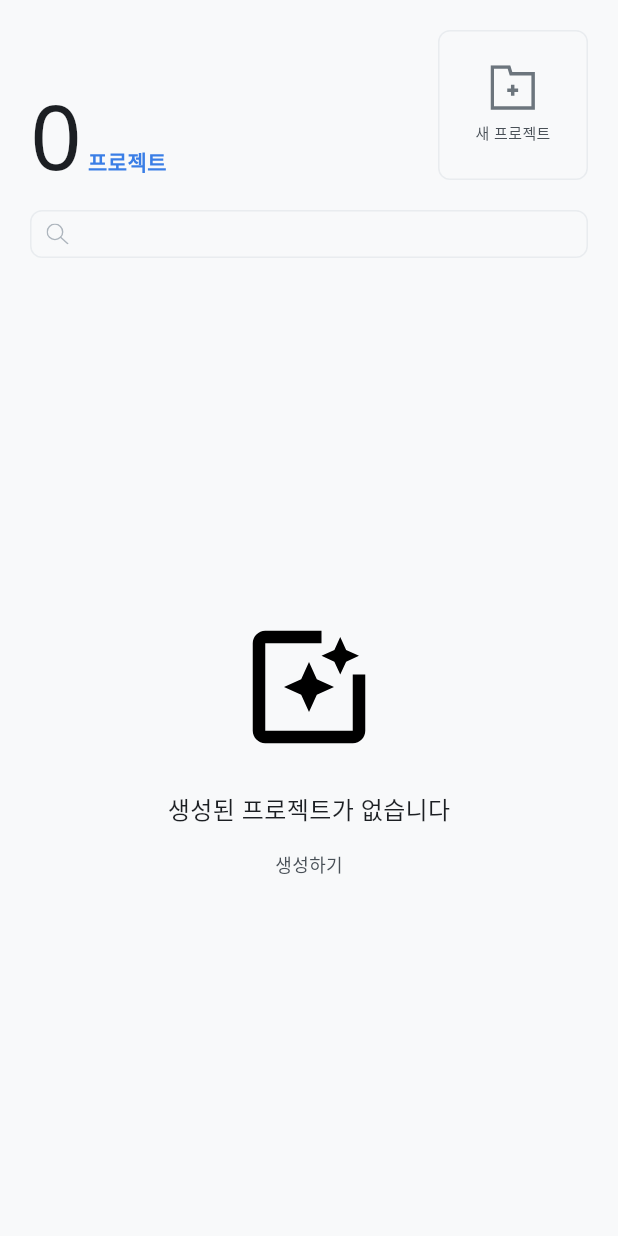
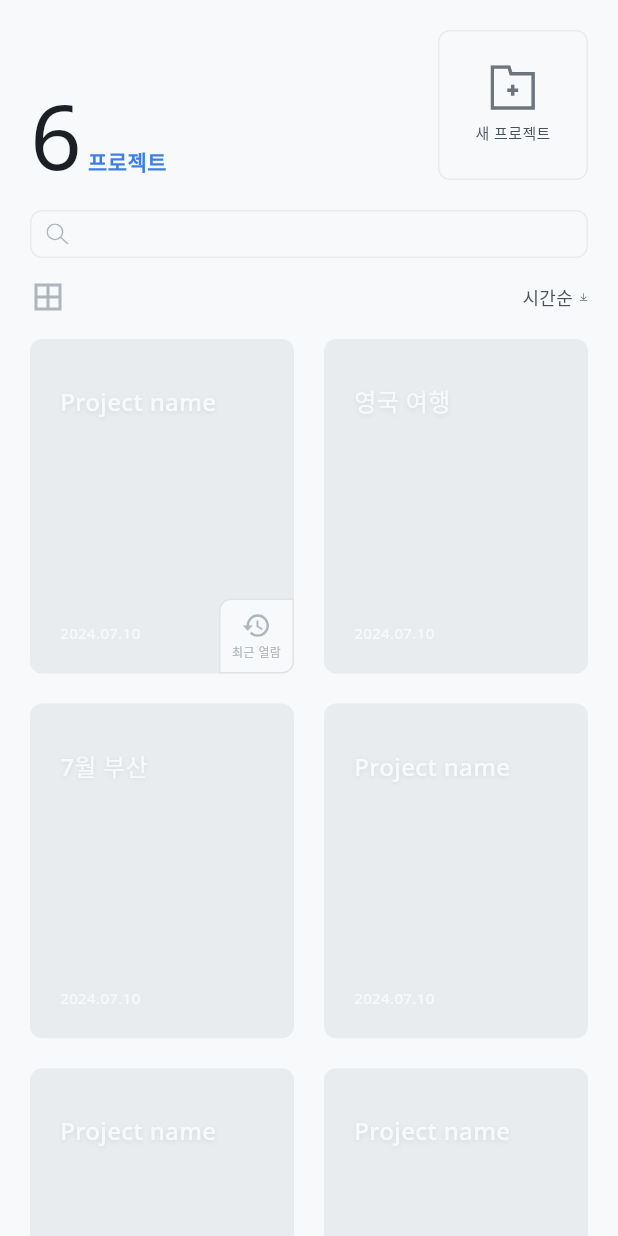
Before and after one commit to photocurator/photocurator, a Flutter app: the StartScreen screen opened by its route, on a phone screen of 412 x 824 dp. Run offline on Flutter 3.47's test engine with Material 3 defaults, Android fonts, the phone set to English and light mode, and no system bars; our stand-ins replace flutter_svg, go_router; missing offline and left inert: flutter_better_auth; project files that could hold a hidden picture were left out.

Commit message:
feat: Implement project management features with model, service, and UI components
- Added `Project` model for project data representation with JSON serialization.
- Introduced `ProjectService` to simulate API responses for project retrieval.
- Created `ProjectCard` and `ProjectListItem` components for displaying project information in grid and list views.
- Updated `StartScreen` to manage project state and display projects using a FutureBuilder.
- Implemented empty state handling and project creation button in the UI.

```diff
--- /dev/null
+++ b/frontend-mobile/lib/features/start/model/project_model.dart
@@ -0,0 +1,31 @@
+class Project {
+  final String projectId;
+  final String name;
+  final String? coverImageId;
+  final DateTime createdAt;
+
+  Project({
+    required this.projectId,
+    required this.name,
+    this.coverImageId,
+    required this.createdAt,
+  });
+
+  factory Project.fromJson(Map<String, dynamic> json) {
+    return Project(
+      projectId: json['projectId'] as String,
+      name: json['name'] as String,
+      coverImageId: json['coverImageId'] as String?,
+      createdAt: DateTime.parse(json['createdAt'] as String),
+    );
+  }
+
+  Map<String, dynamic> toJson() {
+    return {
+      'projectId': projectId,
+      'name': name,
+      'coverImageId': coverImageId,
+      'createdAt': createdAt.toIso8601String(),
+    };
+  }
+}
--- /dev/null
+++ b/frontend-mobile/lib/features/start/service/project_service.dart
@@ -0,0 +1,47 @@
+import 'package:photocurator/features/start/model/project_model.dart';
+
+class ProjectService {
+  // Mock data to simulate API response
+  Future<List<Project>> getProjects() async {
+    await Future.delayed(const Duration(milliseconds: 500)); // Simulate network delay
+
+    return [
+      Project(
+        projectId: '1',
+        name: 'Project name',
+        createdAt: DateTime(2024, 7, 10),
+        coverImageId: null,
+      ),
+      Project(
+        projectId: '2',
+        name: '영국 여행',
+        createdAt: DateTime(2024, 7, 10),
+        coverImageId: null,
+      ),
+      Project(
+        projectId: '3',
+        name: '7월 부산',
+        createdAt: DateTime(2024, 7, 10),
+        coverImageId: null,
+      ),
+      Project(
+        projectId: '4',
+        name: 'Project name',
+        createdAt: DateTime(2024, 7, 10),
+        coverImageId: null,
+      ),
+      Project(
+        projectId: '5',
+        name: 'Project name',
+        createdAt: DateTime(2024, 7, 10),
+        coverImageId: null,
+      ),
+       Project(
+        projectId: '6',
+        name: 'Project name',
+        createdAt: DateTime(2024, 7, 10),
+        coverImageId: null,
+      ),
+    ];
+  }
+}
--- /dev/null
+++ b/frontend-mobile/lib/features/start/view/project_card.dart
@@ -0,0 +1,116 @@
+import 'package:flutter/material.dart';
+import 'package:flutter_svg/flutter_svg.dart';
+import 'package:photocurator/common/theme/colors.dart';
+import 'package:photocurator/features/start/model/project_model.dart';
+
+class ProjectCard extends StatelessWidget {
+  final Project project;
+  final bool isRecent;
+  final VoidCallback? onTap;
+
+  const ProjectCard({
+    super.key,
+    required this.project,
+    this.isRecent = false,
+    this.onTap,
+  });
+
+  @override
+  Widget build(BuildContext context) {
+    return GestureDetector(
+      onTap: onTap,
+      child: Container(
+        decoration: BoxDecoration(
+          color: AppColors.lgE9ECEF, // Placeholder color from design
+          borderRadius: BorderRadius.circular(8),
+        ),
+        child: Stack(
+          children: [
+            // Background Image would go here.
+            // Using a simple colored container for now as per design placeholder.
+
+            // Content Overlay
+            Padding(
+              padding: const EdgeInsets.fromLTRB(20, 30, 20, 20),
+              child: Column(
+                crossAxisAlignment: CrossAxisAlignment.start,
+                mainAxisAlignment: MainAxisAlignment.spaceBetween,
+                children: [
+                  // Title
+                  Text(
+                    project.name,
+                    style: const TextStyle(
+                      fontFamily: 'NotoSansMedium',
+                      fontSize: 16,
+                      color: AppColors.wh1, // White text
+                      shadows: [
+                        Shadow(
+                          offset: Offset(0, 1),
+                          blurRadius: 4,
+                          color: Color.fromRGBO(28, 31, 35, 0.1),
+                        ),
+                      ],
+                    ),
+                    maxLines: 2,
+                    overflow: TextOverflow.ellipsis,
+                  ),
+
+                  // Date
+                  Text(
+                    "${project.createdAt.year}.${project.createdAt.month.toString().padLeft(2, '0')}.${project.createdAt.day.toString().padLeft(2, '0')}",
+                    style: const TextStyle(
+                      fontFamily: 'NotoSansRegular',
+                      fontSize: 10,
+                      color: AppColors.wh1,
+                    ),
+                  ),
+                ],
+              ),
+            ),
+
+            // Recent Badge
+            if (isRecent)
+              Positioned(
+                right: 0,
+                bottom: 0,
+                child: Container(
+                  width: 50,
+                  height: 50,
+                  decoration: BoxDecoration(
+                    color: AppColors.wh1,
+                    borderRadius: const BorderRadius.only(
+                      topLeft: Radius.circular(8),
+                      bottomRight: Radius.circular(8),
+                    ),
+                    border: Border.all(
+                      color: const Color.fromRGBO(28, 31, 35, 0.1),
+                      width: 1,
+                    ),
+                  ),
+                  child: Column(
+                    mainAxisAlignment: MainAxisAlignment.center,
+                    children: [
+                      SvgPicture.asset(
+                        'assets/icons/button/history_light_gray.svg',
+                        width: 20,
+                        height: 20,
+                      ),
+                      const SizedBox(height: 2),
+                      const Text(
+                        '최근 열람',
+                        style: TextStyle(
+                          fontFamily: 'NotoSansRegular',
+                          fontSize: 8,
+                          color: AppColors.lgADB5BD,
+                        ),
+                      ),
+                    ],
+                  ),
+                ),
+              ),
+          ],
+        ),
+      ),
+    );
+  }
+}
--- a/frontend-mobile/lib/features/start/view/start_screen.dart
+++ b/frontend-mobile/lib/features/start/view/start_screen.dart
@@ -1,9 +1,29 @@
 import 'package:flutter/material.dart';
 import 'package:flutter_svg/flutter_svg.dart';
+import 'package:go_router/go_router.dart';
 import 'package:photocurator/common/theme/colors.dart';
+import 'package:photocurator/features/start/model/project_model.dart';
+import 'package:photocurator/features/start/service/project_service.dart';
+import 'package:photocurator/features/start/view/project_card.dart';
+import 'package:photocurator/features/start/view/project_list_item.dart';
 
-class StartScreen extends StatelessWidget {
+class StartScreen extends StatefulWidget {
   const StartScreen({super.key});
+
+  @override
+  State<StartScreen> createState() => _StartScreenState();
+}
+
+class _StartScreenState extends State<StartScreen> {
+  final ProjectService _projectService = ProjectService();
+  late Future<List<Project>> _projectsFuture;
+  bool _isGridView = true;
+
+  @override
+  void initState() {
+    super.initState();
+    _projectsFuture = _projectService.getProjects();
+  }
 
   @override
   Widget build(BuildContext context) {
@@ -12,7 +32,13 @@ class StartScreen extends StatelessWidget {
       body: SafeArea(
         child: Padding(
           padding: const EdgeInsets.symmetric(horizontal: 20),
-          child: Column(
+          child: FutureBuilder<List<Project>>(
+            future: _projectsFuture,
+            builder: (context, snapshot) {
+              final projects = snapshot.data ?? [];
+              final projectCount = projects.length;
+
+              return Column(
                 crossAxisAlignment: CrossAxisAlignment.stretch,
                 children: [
                   const SizedBox(height: 20),
@@ -25,18 +51,18 @@ class StartScreen extends StatelessWidget {
                       Row(
                         crossAxisAlignment: CrossAxisAlignment.baseline,
                         textBaseline: TextBaseline.alphabetic,
-                    children: const [
+                        children: [
                           Text(
-                        '0',
-                        style: TextStyle(
+                            '$projectCount',
+                            style: const TextStyle(
                               fontFamily: 'NotoSansRegular',
                               fontSize: 60,
                               height: 1.0,
                               color: AppColors.dg1C1F23,
                             ),
                           ),
-                      SizedBox(width: 4),
-                      Text(
+                          const SizedBox(width: 4),
+                          const Text(
                             '프로젝트',
                             style: TextStyle(
                               fontFamily: 'NotoSansRegular',
@@ -48,7 +74,7 @@ class StartScreen extends StatelessWidget {
                         ],
                       ),
                       // New Project Button
-                  _NewProjectButton(),
+                      const _NewProjectButton(),
                     ],
                   ),
                   const SizedBox(height: 20),
@@ -64,7 +90,7 @@ class StartScreen extends StatelessWidget {
                     child: Row(
                       children: [
                         SvgPicture.asset(
-                      'assets/icons/button/search.svg', // Using existing search icon
+                          'assets/icons/button/search.svg',
                           width: 15,
                           height: 15,
                           colorFilter: const ColorFilter.mode(
@@ -76,15 +102,78 @@ class StartScreen extends StatelessWidget {
                     ),
                   ),
 
-              // Empty State
+                  // Filter / View Options
+                  if (snapshot.hasData && projects.isNotEmpty) ...[
+                     const SizedBox(height: 14),
+                     Row(
+                       mainAxisAlignment: MainAxisAlignment.spaceBetween,
+                       children: [
+                         // View Toggle Icon
+                         GestureDetector(
+                           onTap: () {
+                             setState(() {
+                               _isGridView = !_isGridView;
+                             });
+                           },
+                           child: SvgPicture.asset(
+                             _isGridView
+                               ? 'assets/icons/button/grid_btn.svg'
+                               : 'assets/icons/button/list_btn.svg',
+                             width: 24,
+                             height: 24,
+                           ),
+                         ),
+                         // Sort Dropdown
+                         Row(
+                           children: [
+                             const Text(
+                               '시간순',
+                               style: TextStyle(
+                                 fontFamily: 'NotoSansMedium',
+                                 fontSize: 12,
+                                 color: AppColors.dg495057,
+                               ),
+                             ),
+                             const SizedBox(width: 4),
+                             SvgPicture.asset(
+                               'assets/icons/button/arrow_collapse_down_gray.svg',
+                               width: 6,
+                               height: 6,
+                             ),
+                           ],
+                         )
+                       ],
+                     ),
+                     const SizedBox(height: 10),
+                  ],
+
+                  // Content Area
                   Expanded(
-                child: Column(
+                    child: snapshot.connectionState == ConnectionState.waiting
+                      ? const Center(child: CircularProgressIndicator())
+                      : projects.isEmpty
+                        ? _buildEmptyState()
+                        : _isGridView
+                            ? _buildProjectGrid(projects)
+                            : _buildProjectList(projects),
+                  ),
+                ],
+              );
+            },
+          ),
+        ),
+      ),
+    );
+  }
+
+  Widget _buildEmptyState() {
+    return Column(
       mainAxisAlignment: MainAxisAlignment.center,
       children: [
         SvgPicture.asset(
-                      'assets/icons/button/image_auto_adjust.svg', // Using likely match for the folder/sparkle icon
+          'assets/icons/button/image_auto_adjust.svg',
           width: 100,
-                      height: 100, // Approximating size
+          height: 100,
         ),
         const SizedBox(height: 20),
         const Text(
@@ -98,33 +187,62 @@ class StartScreen extends StatelessWidget {
         const SizedBox(height: 16),
         GestureDetector(
           onTap: () {
-                         // Define action for creating project
              print("Create Project Tapped");
           },
           child: Column(
-                        children: [
-                          const Text(
+            children: const [
+              Text(
                 '생성하기',
                 style: TextStyle(
                   fontFamily: 'NotoSansRegular',
                   fontSize: 12,
-                              color: AppColors.dg495057, // #6C757D is close to dg495057 or lgADB5BD. Using dg495057 for better contrast.
+                  color: AppColors.dg495057,
                 ),
               ),
-                          const SizedBox(height: 4),
-                          // Arrow icon or similar indicator if needed, visually it looks like a small arrow might be there in Figma but code didn't explicitly show one besides "LineButton".
-                          // The react code showed imgVector21 which is a line/arrow.
-                          // I'll skip the arrow for now or use a simple icon if found.
+              SizedBox(height: 4),
             ],
           ),
         ),
       ],
+    );
+  }
+
+  Widget _buildProjectGrid(List<Project> projects) {
+    return GridView.builder(
+      padding: const EdgeInsets.only(top: 6, bottom: 20),
+      gridDelegate: const SliverGridDelegateWithFixedCrossAxisCount(
+        crossAxisCount: 2,
+        crossAxisSpacing: 20,
+        mainAxisSpacing: 20,
+        childAspectRatio: 157 / 199,
       ),
-              ),
-            ],
-          ),
-        ),
-      ),
+      itemCount: projects.length,
+      itemBuilder: (context, index) {
+        return ProjectCard(
+          project: projects[index],
+          isRecent: index == 0,
+          onTap: () {
+            print("Project ${projects[index].name} tapped");
+            context.go('/home');
+          },
+        );
+      },
+    );
+  }
+
+  Widget _buildProjectList(List<Project> projects) {
+    return ListView.builder(
+      padding: const EdgeInsets.only(top: 6, bottom: 20),
+      itemCount: projects.length,
+      itemBuilder: (context, index) {
+        return ProjectListItem(
+          project: projects[index],
+          onTap: () {
+            print("Project ${projects[index].name} tapped");
+            context.go('/home');
+          },
+        );
+      },
     );
   }
 }
@@ -134,9 +252,8 @@ class _NewProjectButton extends StatelessWidget {
 
   @override
   Widget build(BuildContext context) {
-    // Matches the "New Project" card in top right
     return Container(
-      width: 100, // Approx width based on design
+      width: 100,
       height: 100,
       decoration: BoxDecoration(
         border: Border.all(color: AppColors.lgE9ECEF),
```
Also changed, not shown: frontend-mobile/lib/features/start/view/project_list_item.dart (added, +61 -0 lines). Lines whose indentation alone changed are shown as unchanged.
